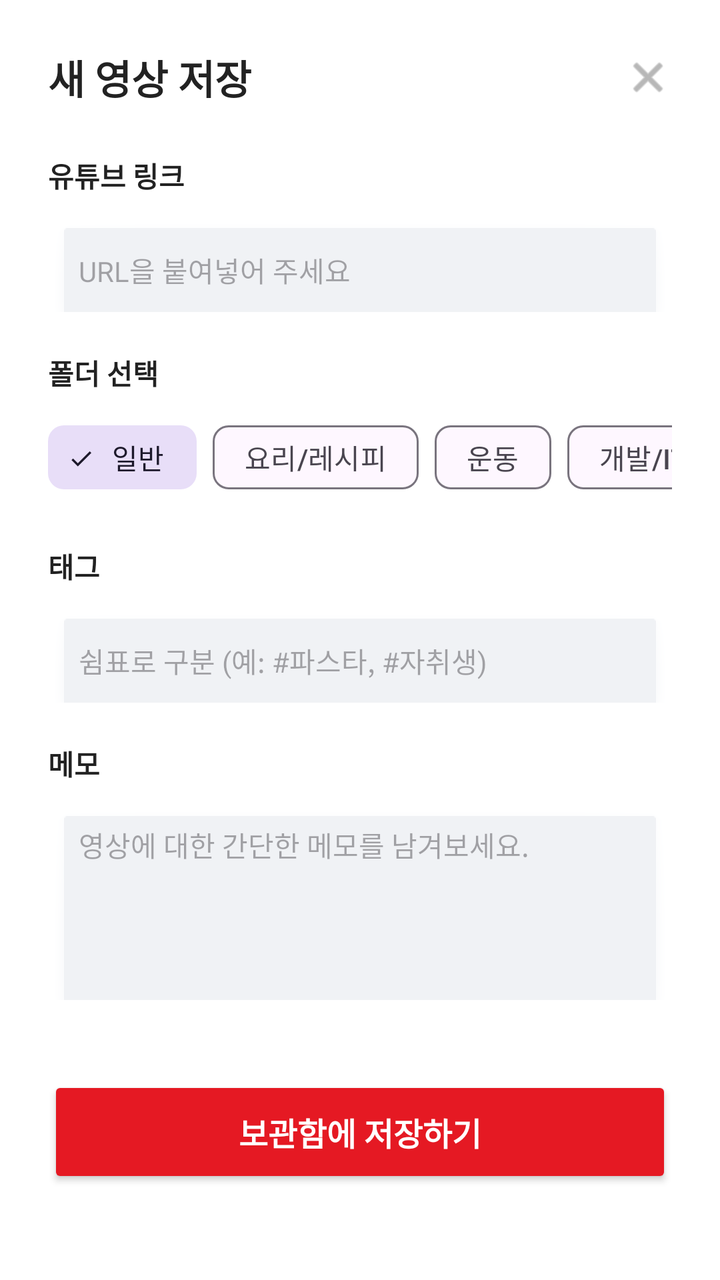
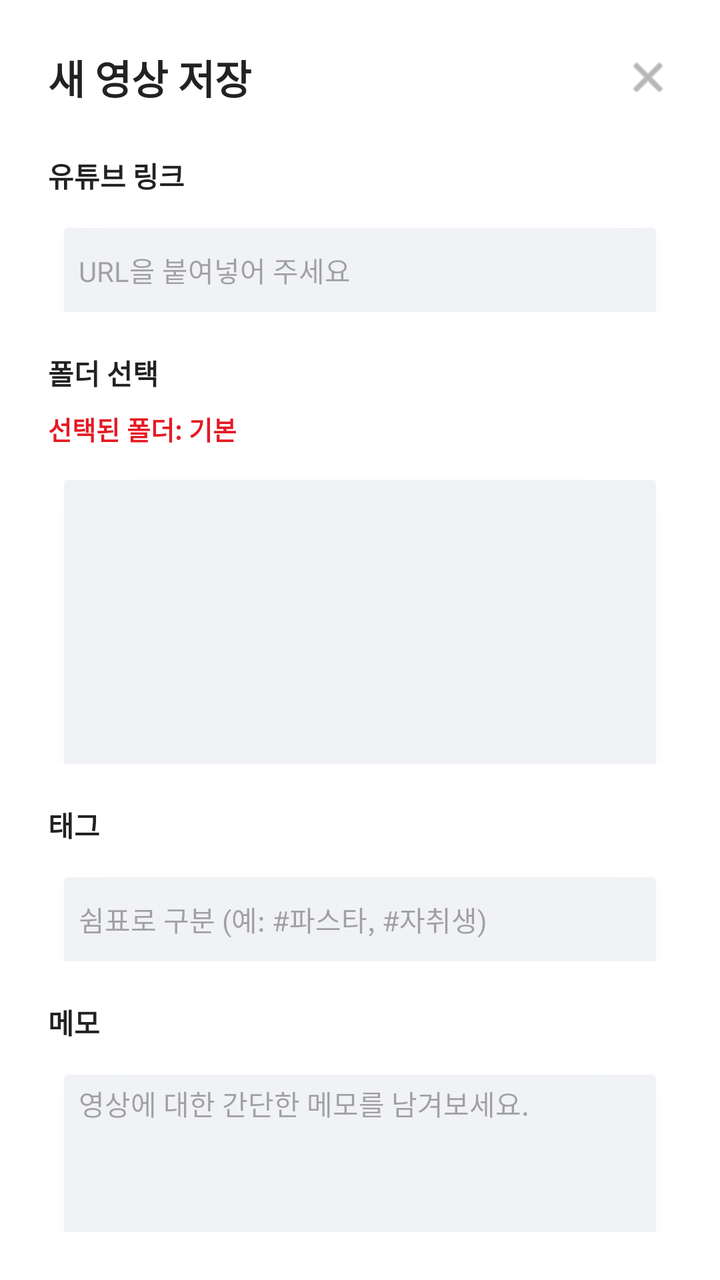

Compare the two renders of this Android layout. The source of the first and the diff that turns it into the second are given below.
<!-- AndroidManifest.xml: application theme Theme.TubePocket -->
<!-- res/layout/fragment_add_link.xml -->
<?xml version="1.0" encoding="utf-8"?>
<androidx.constraintlayout.widget.ConstraintLayout xmlns:android="http://schemas.android.com/apk/res/android"
    xmlns:app="http://schemas.android.com/apk/res-auto"
    android:layout_width="match_parent"
    android:layout_height="wrap_content"
    android:background="@color/white"
    android:padding="24dp">

    <TextView
        android:id="@+id/tvTitle"
        android:layout_width="wrap_content"
        android:layout_height="wrap_content"
        android:text="새 영상 저장"
        android:textColor="@color/text_dark"
        android:textSize="20sp"
        android:textStyle="bold"
        app:layout_constraintStart_toStartOf="parent"
        app:layout_constraintTop_toTopOf="parent" />

    <ImageView
        android:id="@+id/ivClose"
        android:layout_width="24dp"
        android:layout_height="24dp"
        android:src="@android:drawable/ic_menu_close_clear_cancel"
        app:layout_constraintBottom_toBottomOf="@+id/tvTitle"
        app:layout_constraintEnd_toEndOf="parent"
        app:layout_constraintTop_toTopOf="@+id/tvTitle"
        app:tint="@color/text_gray" />

    <TextView
        android:id="@+id/tvLinkTitle"
        android:layout_width="wrap_content"
        android:layout_height="wrap_content"
        android:layout_marginTop="24dp"
        android:text="유튜브 링크"
        android:textColor="@color/text_dark"
        android:textSize="14sp"
        android:textStyle="bold"
        app:layout_constraintStart_toStartOf="parent"
        app:layout_constraintTop_toBottomOf="@+id/tvTitle" />

    <EditText
        android:id="@+id/etYoutubeLink"
        android:layout_width="match_parent"
        android:layout_height="50dp"
        android:layout_marginTop="8dp"
        android:background="@drawable/abc_menu_hardkey_panel_mtrl_mult"
        android:backgroundTint="@color/search_bg"
        android:hint=" URL을 붙여넣어 주세요"
        android:paddingHorizontal="12dp"
        android:singleLine="true"
        android:textSize="14sp"
        app:layout_constraintTop_toBottomOf="@+id/tvLinkTitle" />

    <TextView
        android:id="@+id/tvFolderTitle"
        android:layout_width="wrap_content"
        android:layout_height="wrap_content"
        android:layout_marginTop="20dp"
        android:text="폴더 선택"
        android:textColor="@color/text_dark"
        android:textSize="14sp"
        android:textStyle="bold"
        app:layout_constraintStart_toStartOf="parent"
        app:layout_constraintTop_toBottomOf="@+id/etYoutubeLink" />

    <HorizontalScrollView
        android:id="@+id/scrollChips"
        android:layout_width="match_parent"
        android:layout_height="wrap_content"
        android:layout_marginTop="8dp"
        android:scrollbars="none"
        app:layout_constraintTop_toBottomOf="@+id/tvFolderTitle">

        <com.google.android.material.chip.ChipGroup
            android:id="@+id/chipGroupFolder"
            android:layout_width="wrap_content"
            android:layout_height="wrap_content"
            app:singleSelection="true"
            app:selectionRequired="true">

            <com.google.android.material.chip.Chip
                android:id="@+id/chipGeneral"
                style="@style/Widget.Material3.Chip.Filter"
                android:layout_width="wrap_content"
                android:layout_height="wrap_content"
                android:text="일반"
                android:checked="true"/>

            <com.google.android.material.chip.Chip
                android:id="@+id/chipRecipe"
                style="@style/Widget.Material3.Chip.Filter"
                android:layout_width="wrap_content"
                android:layout_height="wrap_content"
                android:text="요리/레시피" />

            <com.google.android.material.chip.Chip
                android:id="@+id/chipWorkout"
                style="@style/Widget.Material3.Chip.Filter"
                android:layout_width="wrap_content"
                android:layout_height="wrap_content"
                android:text="운동" />

            <com.google.android.material.chip.Chip
                android:id="@+id/chipDev"
                style="@style/Widget.Material3.Chip.Filter"
                android:layout_width="wrap_content"
                android:layout_height="wrap_content"
                android:text="개발/IT" />
        </com.google.android.material.chip.ChipGroup>
    </HorizontalScrollView>

    <TextView
        android:id="@+id/tvTagTitle"
        android:layout_width="wrap_content"
        android:layout_height="wrap_content"
        android:layout_marginTop="20dp"
        android:text="태그"
        android:textColor="@color/text_dark"
        android:textSize="14sp"
        android:textStyle="bold"
        app:layout_constraintStart_toStartOf="parent"
        app:layout_constraintTop_toBottomOf="@+id/scrollChips" />

    <MultiAutoCompleteTextView
        android:id="@+id/etTags"
        android:layout_width="match_parent"
        android:layout_height="50dp"
        android:layout_marginTop="8dp"
        android:background="@drawable/abc_menu_hardkey_panel_mtrl_mult"
        android:backgroundTint="@color/search_bg"
        android:hint=" 쉼표로 구분 (예: #파스타, #자취생)"
        android:paddingHorizontal="12dp"
        android:singleLine="true"
        android:textSize="14sp"
        android:completionThreshold="1"
        app:layout_constraintTop_toBottomOf="@+id/tvTagTitle" />

    <TextView
        android:id="@+id/tvMemoTitle"
        android:layout_width="wrap_content"
        android:layout_height="wrap_content"
        android:layout_marginTop="20dp"
        android:text="메모"
        android:textColor="@color/text_dark"
        android:textSize="14sp"
        android:textStyle="bold"
        app:layout_constraintStart_toStartOf="parent"
        app:layout_constraintTop_toBottomOf="@+id/etTags" />

    <EditText
        android:id="@+id/etMemo"
        android:layout_width="match_parent"
        android:layout_height="100dp"
        android:layout_marginTop="8dp"
        android:background="@drawable/abc_menu_hardkey_panel_mtrl_mult"
        android:backgroundTint="@color/search_bg"
        android:gravity="top|start"
        android:hint=" 영상에 대한 간단한 메모를 남겨보세요."
        android:padding="12dp"
        android:textSize="14sp"
        app:layout_constraintTop_toBottomOf="@+id/tvMemoTitle" />

    <Button
        android:id="@+id/btnSaveLink"
        android:layout_width="match_parent"
        android:layout_height="56dp"
        android:layout_marginTop="32dp"
        android:layout_marginBottom="16dp"
        android:backgroundTint="@color/main_red"
        android:text="보관함에 저장하기"
        android:textColor="@color/white"
        android:textSize="16sp"
        android:textStyle="bold"
        app:cornerRadius="12dp"
        app:layout_constraintBottom_toBottomOf="parent"
        app:layout_constraintTop_toBottomOf="@+id/etMemo" />

</androidx.constraintlayout.widget.ConstraintLayout>
<!-- resources referenced by this layout -->
<resources>
  <color name="main_red">#E51923</color>
  <color name="search_bg">#F0F2F5</color>
  <color name="text_dark">#222222</color>
  <color name="text_gray">#888888</color>
  <color name="white">#FFFFFFFF</color>
  <style name="Theme.TubePocket" parent="Base.Theme.TubePocket" />
  <style name="Base.Theme.TubePocket" parent="Theme.Material3.DayNight.NoActionBar">
          
          
      </style>
</resources>

<!-- the commit's change to res/layout/fragment_add_link.xml (unified diff, before → after) -->
@@ -64,51 +64,27 @@
         app:layout_constraintStart_toStartOf="parent"
         app:layout_constraintTop_toBottomOf="@+id/etYoutubeLink" />
 
-    <HorizontalScrollView
-        android:id="@+id/scrollChips"
-        android:layout_width="match_parent"
+    <TextView
+        android:id="@+id/tvSelectedFolderInfo"
+        android:layout_width="wrap_content"
         android:layout_height="wrap_content"
         android:layout_marginTop="8dp"
-        android:scrollbars="none"
-        app:layout_constraintTop_toBottomOf="@+id/tvFolderTitle">
+        android:text="선택된 폴더: 기본"
+        android:textColor="@color/main_red"
+        android:textSize="13sp"
+        android:textStyle="bold"
+        app:layout_constraintStart_toStartOf="parent"
+        app:layout_constraintTop_toBottomOf="@+id/tvFolderTitle" />
 
-        <com.google.android.material.chip.ChipGroup
-            android:id="@+id/chipGroupFolder"
-            android:layout_width="wrap_content"
-            android:layout_height="wrap_content"
-            app:singleSelection="true"
-            app:selectionRequired="true">
-
-            <com.google.android.material.chip.Chip
-                android:id="@+id/chipGeneral"
-                style="@style/Widget.Material3.Chip.Filter"
-                android:layout_width="wrap_content"
-                android:layout_height="wrap_content"
-                android:text="일반"
-                android:checked="true"/>
-
-            <com.google.android.material.chip.Chip
-                android:id="@+id/chipRecipe"
-                style="@style/Widget.Material3.Chip.Filter"
-                android:layout_width="wrap_content"
-                android:layout_height="wrap_content"
-                android:text="요리/레시피" />
-
-            <com.google.android.material.chip.Chip
-                android:id="@+id/chipWorkout"
-                style="@style/Widget.Material3.Chip.Filter"
-                android:layout_width="wrap_content"
-                android:layout_height="wrap_content"
-                android:text="운동" />
-
-            <com.google.android.material.chip.Chip
-                android:id="@+id/chipDev"
-                style="@style/Widget.Material3.Chip.Filter"
-                android:layout_width="wrap_content"
-                android:layout_height="wrap_content"
-                android:text="개발/IT" />
-        </com.google.android.material.chip.ChipGroup>
-    </HorizontalScrollView>
+    <androidx.recyclerview.widget.RecyclerView
+        android:id="@+id/rvFolderTree"
+        android:layout_width="match_parent"
+        android:layout_height="150dp"  android:layout_marginTop="8dp"
+        android:background="@drawable/abc_menu_hardkey_panel_mtrl_mult"
+        android:backgroundTint="@color/search_bg"
+        android:padding="8dp"
+        android:scrollbars="vertical"
+        app:layout_constraintTop_toBottomOf="@+id/tvSelectedFolderInfo" />
 
     <TextView
         android:id="@+id/tvTagTitle"
@@ -120,7 +96,7 @@
         android:textSize="14sp"
         android:textStyle="bold"
         app:layout_constraintStart_toStartOf="parent"
-        app:layout_constraintTop_toBottomOf="@+id/scrollChips" />
+        app:layout_constraintTop_toBottomOf="@+id/rvFolderTree" />
 
     <MultiAutoCompleteTextView
         android:id="@+id/etTags"
